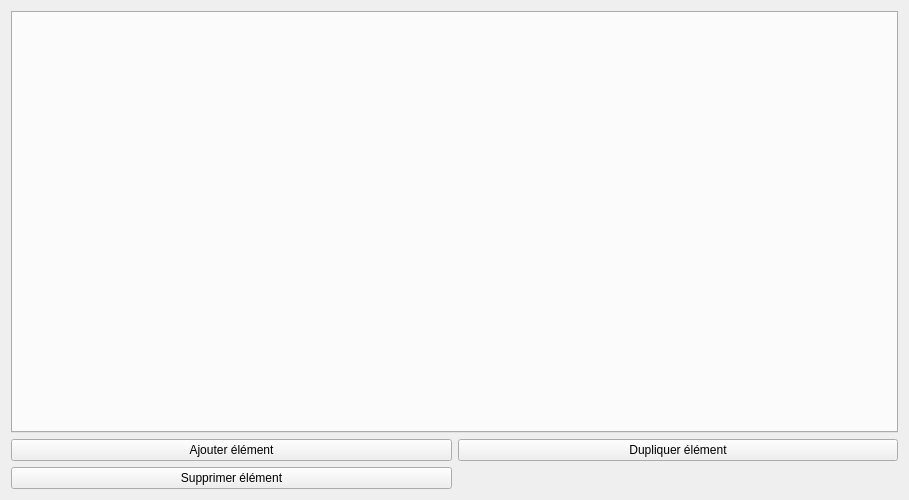
cgq-qgc/HydroSensorReader, file gui/pyqt_ui/specimen_entry.ui: the form before one commit.
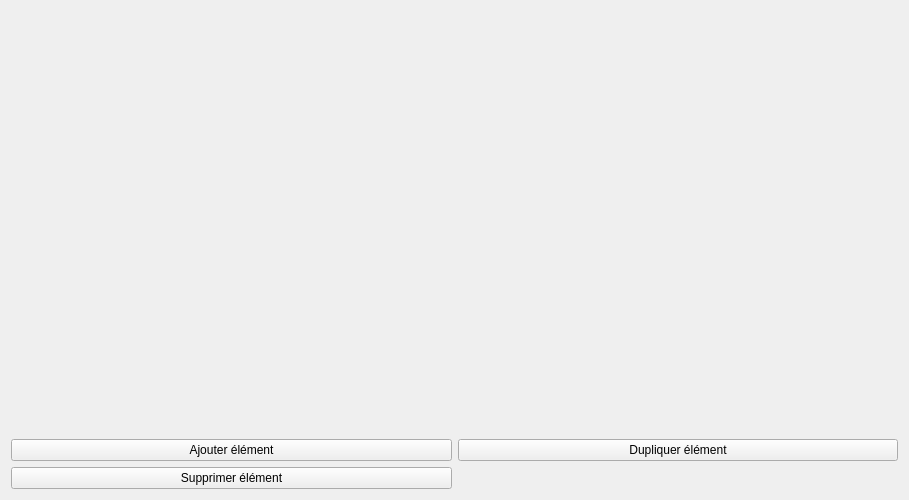
The form after the commit.

What changed in the file:
```diff
--- a/gui/pyqt_ui/specimen_entry.ui
+++ b/gui/pyqt_ui/specimen_entry.ui
@@ -21,7 +21,7 @@
   </property>
   <layout class="QVBoxLayout" name="verticalLayout">
    <item>
-    <widget class="QTabWidget" name="stackWidget_specimens">
+    <widget class="QToolBox" name="stackWidget_specimens">
      <property name="minimumSize">
       <size>
        <width>588</width>
@@ -38,9 +38,6 @@
       <cursorShape>ArrowCursor</cursorShape>
      </property>
      <property name="autoFillBackground">
-      <bool>false</bool>
-     </property>
-     <property name="movable">
       <bool>true</bool>
      </property>
     </widget>
```
